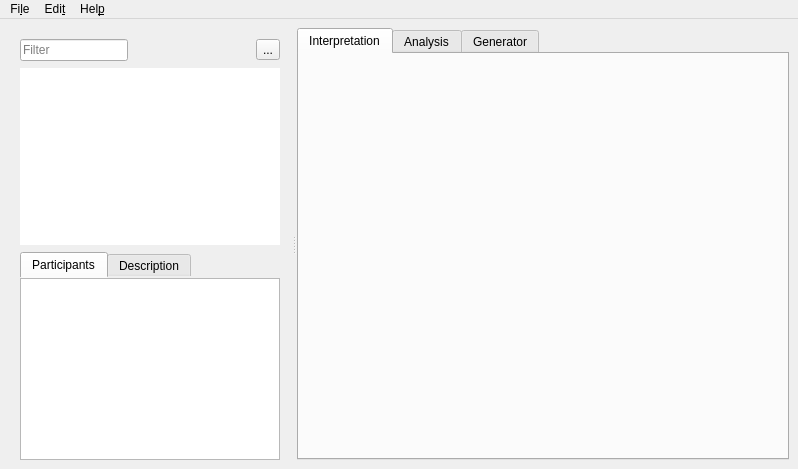
Old version of the form ui/main.ui in the repository jopohl/urh.
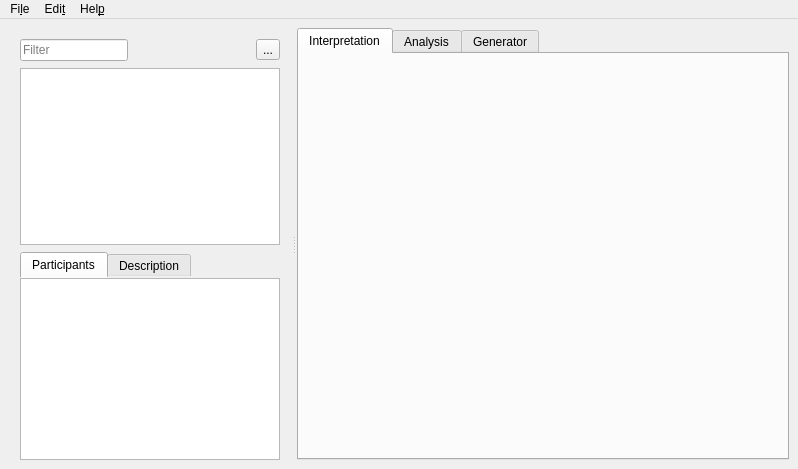
New version of the form. Icons and pictures are not drawn. Custom widgets are drawn as their Qt base class.

```diff
--- a/ui/main.ui
+++ b/ui/main.ui
@@ -125,7 +125,7 @@
            </size>
           </property>
           <property name="frameShape">
-           <enum>QFrame::NoFrame</enum>
+           <enum>QFrame::StyledPanel</enum>
           </property>
           <property name="autoScroll">
            <bool>true</bool>
```
Left out of the diff: 8 changed lines with no effect on the pictures.
